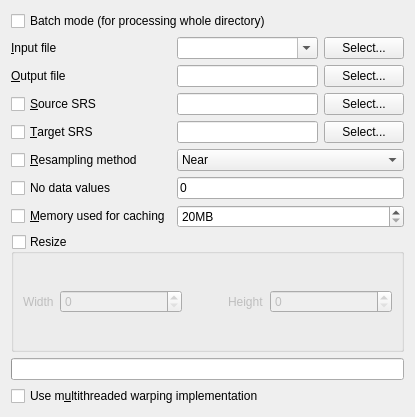
sourcepole/qgis, file qgis/python/plugins/GdalTools/tools/widgetWarp.ui: the form before one commit.
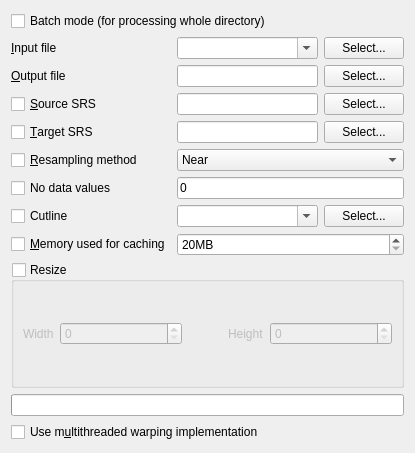
The form after the commit.

Commit message: added -cutline option to gdaltools warp tool, to fix #3066

What changed in the file:
```diff
--- a/qgis/python/plugins/GdalTools/tools/widgetWarp.ui
+++ b/qgis/python/plugins/GdalTools/tools/widgetWarp.ui
@@ -7,7 +7,7 @@
     <x>0</x>
     <y>0</y>
     <width>415</width>
-    <height>417</height>
+    <height>453</height>
    </rect>
   </property>
   <property name="sizePolicy">
@@ -19,15 +19,15 @@
   <property name="windowTitle">
    <string>Warp</string>
   </property>
-  <layout class="QVBoxLayout" name="verticalLayout">
-   <item>
+  <layout class="QGridLayout" name="gridLayout">
+   <item row="0" column="0">
     <widget class="QCheckBox" name="batchCheck">
      <property name="text">
       <string>Batch mode (for processing whole directory)</string>
      </property>
     </widget>
    </item>
-   <item>
+   <item row="1" column="0">
     <layout class="QGridLayout" name="gridLayout_2">
      <item row="0" column="0">
       <widget class="QLabel" name="label">
@@ -203,14 +203,14 @@
        </property>
       </widget>
      </item>
-     <item row="6" column="0">
+     <item row="7" column="0">
       <widget class="QCheckBox" name="cacheCheck">
        <property name="text">
         <string>&amp;Memory used for caching</string>
        </property>
       </widget>
      </item>
-     <item row="6" column="1">
+     <item row="7" column="1">
       <widget class="QSpinBox" name="cacheSpin">
        <property name="suffix">
         <string>MB</string>
@@ -223,9 +223,43 @@
        </property>
       </widget>
      </item>
+     <item row="6" column="0">
+      <widget class="QCheckBox" name="cutlineCheck">
+       <property name="text">
+        <string>Cutline</string>
+       </property>
+      </widget>
+     </item>
+     <item row="6" column="1">
+      <layout class="QHBoxLayout" name="horizontalLayout_5">
+       <item>
+        <widget class="QComboBox" name="cutlineLayerCombo">
+         <property name="sizePolicy">
+          <sizepolicy hsizetype="Expanding" vsizetype="Fixed">
+           <horstretch>0</horstretch>
+           <verstretch>0</verstretch>
+          </sizepolicy>
+         </property>
+         <property name="editable">
+          <bool>true</bool>
+         </property>
+         <property name="insertPolicy">
+          <enum>QComboBox::NoInsert</enum>
+         </property>
+        </widget>
+       </item>
+       <item>
+        <widget class="QPushButton" name="selectCutlineFileButton">
+         <property name="text">
+          <string>Select...</string>
+         </property>
+        </widget>
+       </item>
+      </layout>
+     </item>
     </layout>
    </item>
-   <item>
+   <item row="2" column="0">
     <widget class="QGroupBox" name="resizeGroupBox">
      <property name="title">
       <string>Resize</string>
@@ -283,10 +317,10 @@
      </layout>
     </widget>
    </item>
-   <item>
+   <item row="3" column="0">
     <widget class="QProgressBar" name="progressBar"/>
    </item>
-   <item>
+   <item row="4" column="0">
     <widget class="QCheckBox" name="multithreadCheck">
      <property name="text">
       <string>Use m&amp;ultithreaded warping implementation</string>
```
The commit also changes 2 other files.
